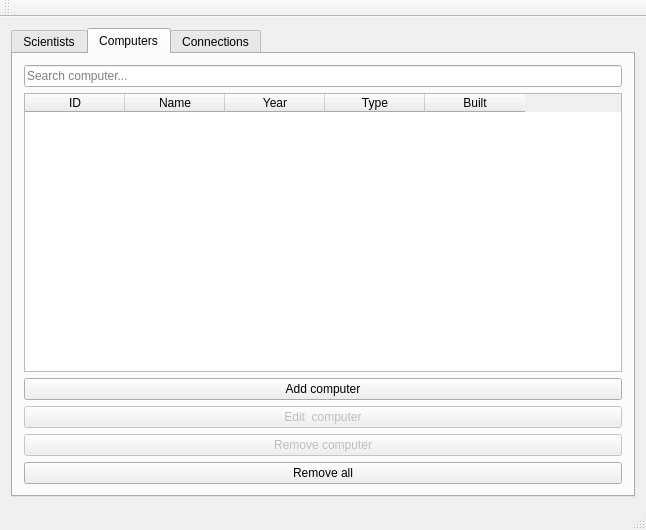
Above: vln-vika3/vln3/mainwindow.ui from hoddiingi/vln1-2016 before the change. Below: the same form after it.
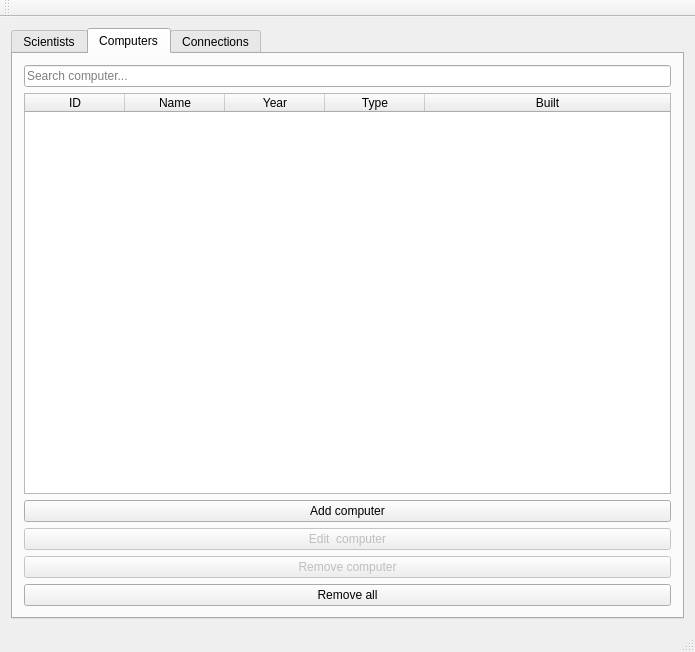
That is the form after the change. The open tabs and pages were chosen to show the change.

What changed in the file:
```diff
--- a/vln-vika3/vln3/mainwindow.ui
+++ b/vln-vika3/vln3/mainwindow.ui
@@ -9,8 +9,8 @@
    <rect>
     <x>0</x>
     <y>0</y>
-    <width>646</width>
-    <height>530</height>
+    <width>695</width>
+    <height>652</height>
    </rect>
   </property>
   <property name="windowTitle">
@@ -178,7 +178,7 @@
            <bool>true</bool>
           </attribute>
           <attribute name="horizontalHeaderStretchLastSection">
-           <bool>false</bool>
+           <bool>true</bool>
           </attribute>
           <column>
            <property name="text">
```
Left out of the diff: 6 changed lines with no effect on the pictures.
